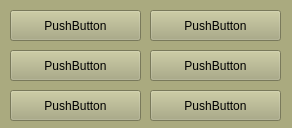
LikeACodingStone/Python, file PyQt/JapaneseReadingProj/ReadJapanese.ui: the form before one commit.
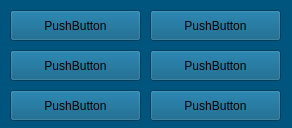
The form after the commit.

The edit to the form file:
```diff
--- a/PyQt/JapaneseReadingProj/ReadJapanese.ui
+++ b/PyQt/JapaneseReadingProj/ReadJapanese.ui
@@ -14,7 +14,8 @@
    <string>MainWindow</string>
   </property>
   <property name="styleSheet">
-   <string notr="true">background: rgb(170, 170, 127);</string>
+   <string notr="true">background: rgb(220, 220, 180);
+background-color: rgb(0, 85, 127);</string>
   </property>
   <widget class="QWidget" name="centralwidget">
    <widget class="QPushButton" name="pushButton_1">
```
